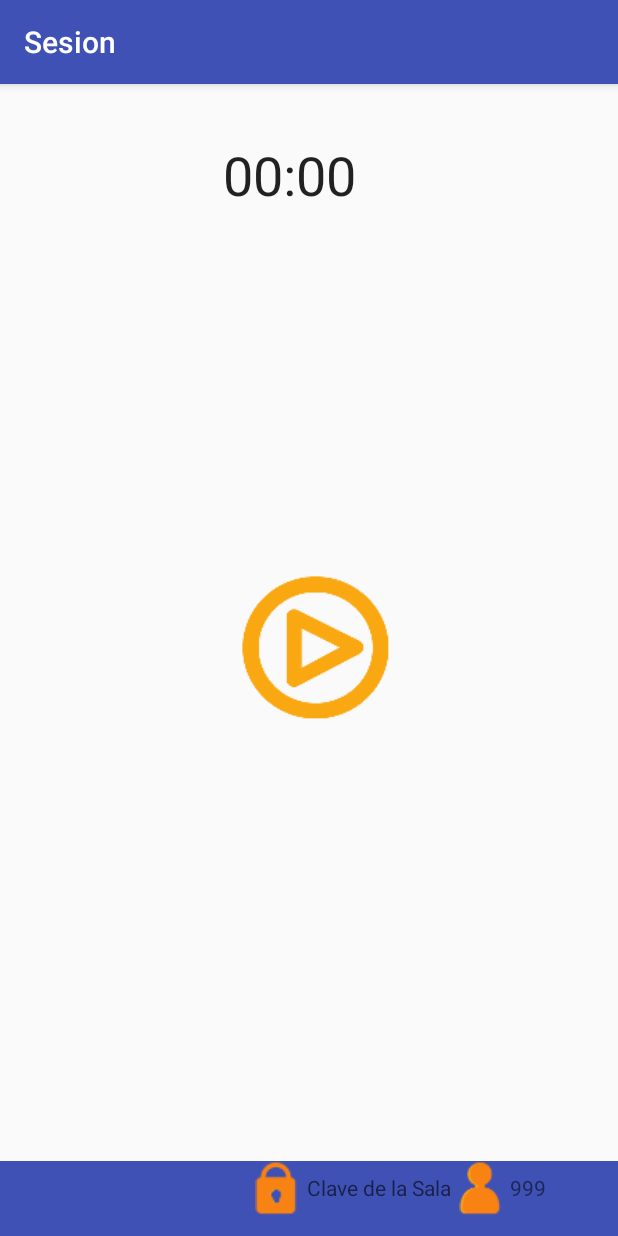
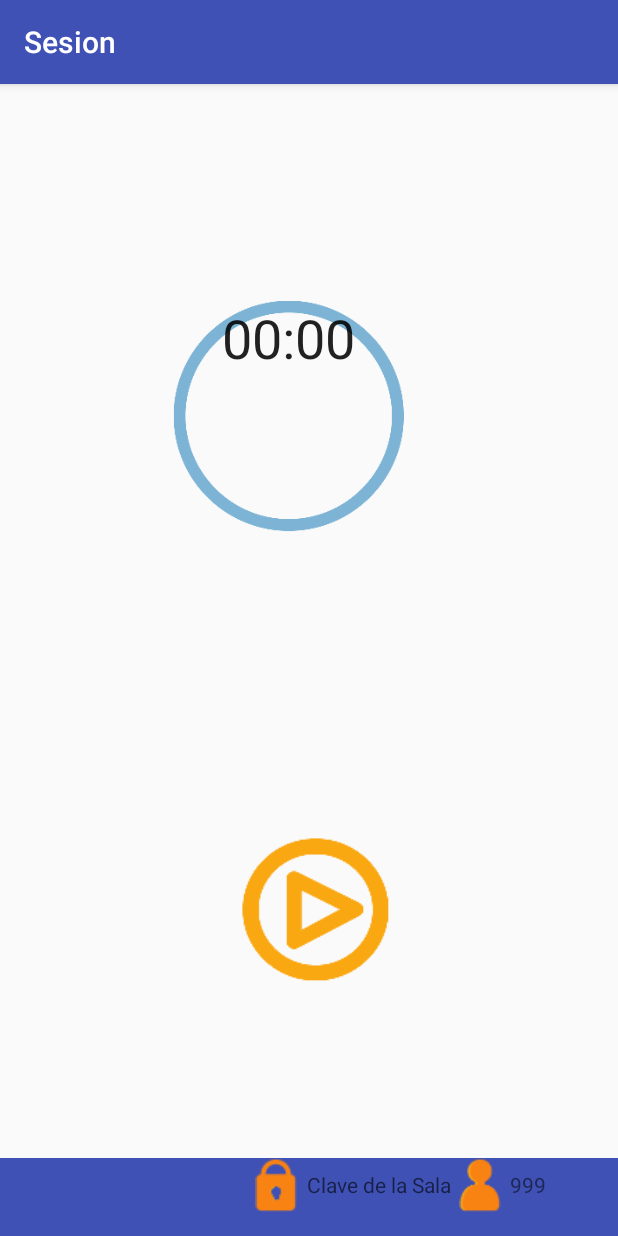
Before and after one commit to MuspelWolf/androidMVP, an Android app: the Room screen opened directly, with no data from a screen before it, on a phone screen of 412 x 824 dp. Run offline under Robolectric (Android 15) with nearby library versions, the phone set to English and light mode, and no system bars; libraries missing offline, so code that uses them is left out: org.java_websocket, org.java_websocket.handshake, org.java_websocket.server; 3 statements that could not run were skipped.

Commit message:
Fixed Design

```diff
--- a/MVP30/app/src/main/res/layout/activity_room.xml
+++ b/MVP30/app/src/main/res/layout/activity_room.xml
@@ -1,4 +1,3 @@
-<?xml version="1.0" encoding="utf-8"?>
 <?xml version="1.0" encoding="utf-8"?>
 <android.support.constraint.ConstraintLayout xmlns:android="http://schemas.android.com/apk/res/android"
     xmlns:app="http://schemas.android.com/apk/res-auto"
@@ -9,13 +8,16 @@
 
     <Chronometer
         android:id="@+id/chronometer"
-        android:layout_width="187dp"
-        android:layout_height="53dp"
-        android:layout_marginEnd="98dp"
-        android:layout_marginStart="99dp"
+        android:layout_width="154dp"
+        android:layout_height="154dp"
+        android:layout_marginBottom="86dp"
+        android:layout_marginEnd="115dp"
+        android:layout_marginStart="115dp"
         android:layout_marginTop="36dp"
+        android:background="@mipmap/cronocircle"
         android:textAlignment="center"
         android:textSize="36sp"
+        app:layout_constraintBottom_toTopOf="@+id/btnStart"
         app:layout_constraintEnd_toEndOf="parent"
         app:layout_constraintHorizontal_bias="0.0"
         app:layout_constraintStart_toStartOf="parent"
@@ -26,50 +28,52 @@
         android:id="@+id/btnStop"
         android:layout_width="88dp"
         android:layout_height="88dp"
-        android:layout_marginBottom="140dp"
+        android:layout_marginBottom="8dp"
         android:layout_marginEnd="31dp"
-        android:layout_marginTop="328dp"
+        android:layout_marginTop="252dp"
         android:background="@mipmap/stop"
+        android:gravity="center"
         android:onClick="ButtonStopEvent"
         android:visibility="invisible"
-        app:layout_constraintBottom_toTopOf="@+id/pinName"
+        app:layout_constraintBottom_toTopOf="@+id/bottomLinear"
         app:layout_constraintEnd_toEndOf="parent"
         app:layout_constraintStart_toEndOf="@+id/btnStart"
         app:layout_constraintTop_toTopOf="parent"
-        app:layout_constraintVertical_bias="1.0"
         tools:ignore="HardcodedText" />
 
     <Button
         android:id="@+id/btnPlayPause"
         android:layout_width="88dp"
         android:layout_height="88dp"
-        android:layout_marginBottom="140dp"
+        android:layout_marginBottom="8dp"
         android:layout_marginStart="31dp"
-        android:layout_marginTop="328dp"
+        android:layout_marginTop="68dp"
         android:background="@mipmap/pause"
         android:checked="false"
+        android:gravity="center"
         android:onClick="ButtonPlayPauseEvent"
         android:textOff=""
         android:textOn=""
         android:visibility="invisible"
-        app:layout_constraintBottom_toTopOf="@+id/wifiName"
+        app:layout_constraintBottom_toTopOf="@+id/bottomLinear"
         app:layout_constraintEnd_toStartOf="@+id/btnStart"
         app:layout_constraintStart_toStartOf="parent"
-        app:layout_constraintTop_toTopOf="parent"
-        app:layout_constraintVertical_bias="1.0"
+        app:layout_constraintTop_toBottomOf="@+id/chronometer"
+        app:layout_constraintVertical_bias="0.32"
         tools:ignore="HardcodedText" />
 
     <Button
         android:id="@+id/btnStart"
         android:layout_width="100dp"
         android:layout_height="97dp"
-        android:layout_marginBottom="114dp"
+        android:layout_marginBottom="8dp"
         android:layout_marginEnd="19dp"
         android:layout_marginStart="28dp"
         android:layout_marginTop="8dp"
+        android:background="@mipmap/play"
+        android:gravity="center"
         android:onClick="ButtonStartEvent"
-        android:background="@mipmap/play"
-        app:layout_constraintBottom_toBottomOf="parent"
+        app:layout_constraintBottom_toTopOf="@+id/bottomLinear"
         app:layout_constraintEnd_toStartOf="@+id/btnStop"
         app:layout_constraintHorizontal_bias="0.095"
         app:layout_constraintStart_toEndOf="@+id/btnPlayPause"
@@ -77,17 +81,14 @@
         tools:ignore="HardcodedText" />
 
     <LinearLayout
+        android:id="@+id/bottomLinear"
         android:layout_width="0dp"
-        android:layout_height="50dp"
-        android:id="@+id/bottomLinear"
-        android:layout_marginTop="55dp"
+        android:layout_height="wrap_content"
         android:background="@color/colorPrimary"
         app:layout_constraintBottom_toBottomOf="parent"
         app:layout_constraintEnd_toEndOf="parent"
         app:layout_constraintHorizontal_bias="0.0"
-        app:layout_constraintStart_toStartOf="parent"
-        app:layout_constraintTop_toBottomOf="@+id/btnStop"
-        app:layout_constraintVertical_bias="1.0">
+        app:layout_constraintStart_toStartOf="parent">
 
         <TextView
             android:id="@+id/wifiName"
```
Also changed, not shown: 5 other files.
